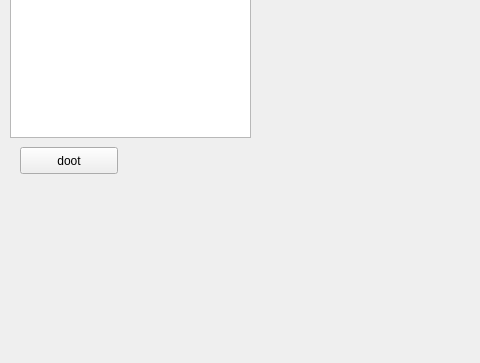
This is ui/resources/layer_widget.ui in JPLeBreton/dreamer as Qt 5 draws it before an edit; both pictures show x 0 to 480 and y 103 to 466 of the 594 by 466 pixel window. The edited form follows.
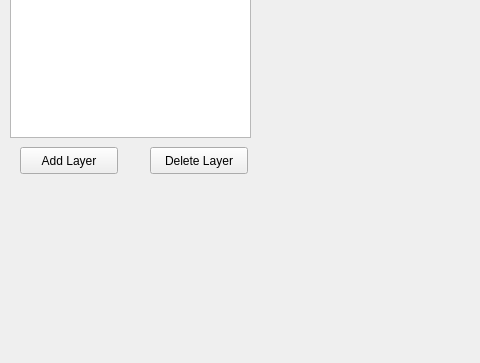
This is the edited form.

Commit message: - overhauled how .ui data gets turned into instances, with help from the awesome pyside_dynamic module - get a simple list displaying in the layer view - "new layer" does something that pokes the list model

```diff
--- a/ui/resources/layer_widget.ui
+++ b/ui/resources/layer_widget.ui
@@ -23,7 +23,7 @@
     </rect>
    </property>
    <property name="text">
-    <string>doot</string>
+    <string>Add Layer</string>
    </property>
   </widget>
   <widget class="QListView" name="listView">
@@ -36,6 +36,19 @@
     </rect>
    </property>
   </widget>
+  <widget class="QPushButton" name="pushButton_2">
+   <property name="geometry">
+    <rect>
+     <x>150</x>
+     <y>250</y>
+     <width>98</width>
+     <height>27</height>
+    </rect>
+   </property>
+   <property name="text">
+    <string>Delete Layer</string>
+   </property>
+  </widget>
  </widget>
  <resources/>
  <connections/>
```
The commit also changes 4 other files.
